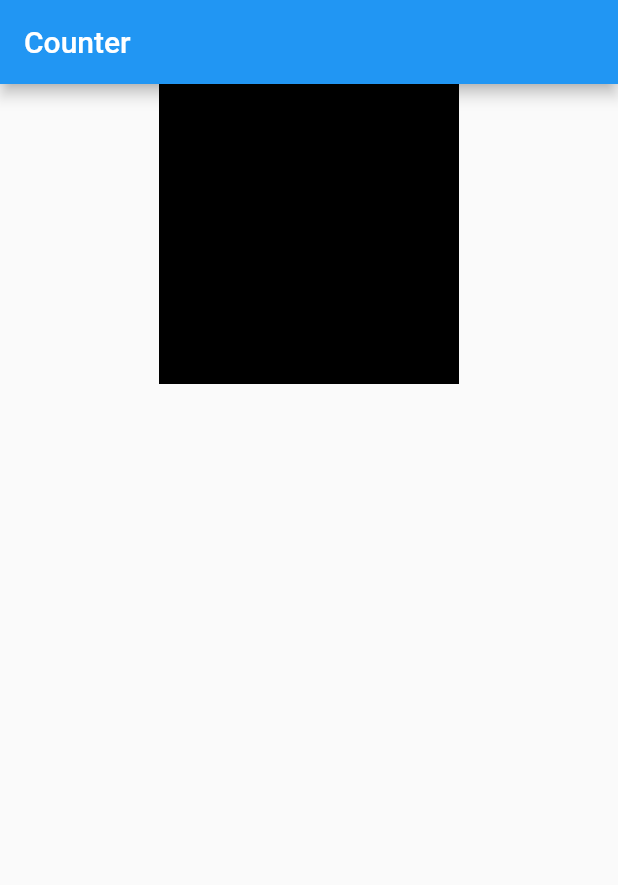
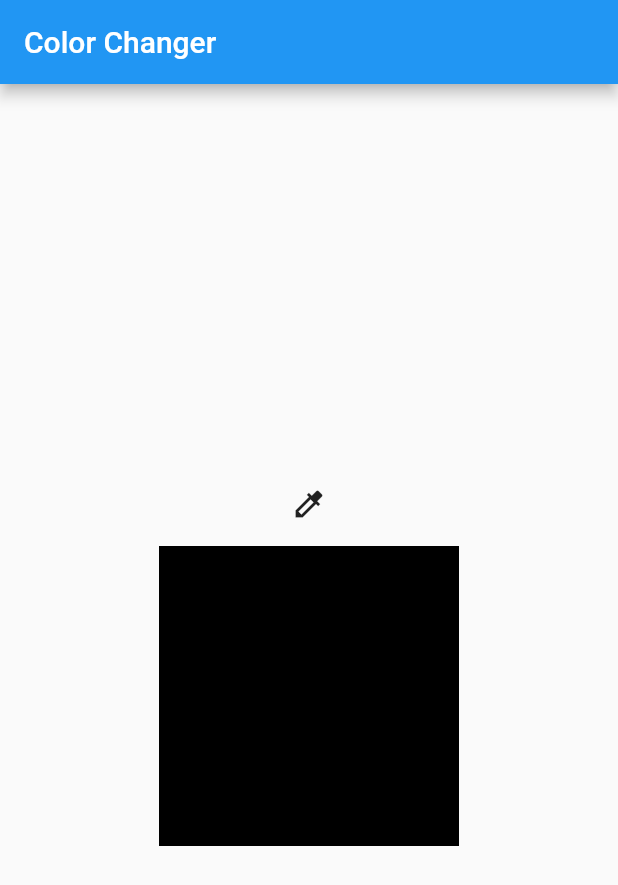
Before and after one commit to bath0ry/color_changer_cubit, a Flutter app: the screen it shows after launch, on a phone screen of 412 x 824 dp. Shown: the top 885 px of the screen. Run offline on Flutter 3.47's test engine with Material 2 defaults, Android fonts, the phone set to English and light mode, and no system bars; our stand-ins replace flutter_bloc.

Commit message:
add icon button colorized

```diff
--- a/lib/main.dart
+++ b/lib/main.dart
@@ -33,12 +33,13 @@ class MyHomePage extends StatelessWidget {
   Widget build(BuildContext context) {
     return Scaffold(
       appBar: AppBar(
-        title: Text("Counter"),
+        title: Text("Color Changer"),
       ),
-      body: Column(
-        children: [
-          Center(
-            child: BlocConsumer<ColorCubit, Color>(listener: (context, state) {
+      body: Center(
+        child: Column(
+          mainAxisAlignment: MainAxisAlignment.center,
+          children: [
+            BlocConsumer<ColorCubit, Color>(listener: (context, state) {
               if (state == Colors.purple) {
                 ScaffoldMessenger.of(context).showSnackBar(const SnackBar(
                   duration: Duration(milliseconds: 500),
@@ -53,15 +54,25 @@ class MyHomePage extends StatelessWidget {
             }, builder: (context, state) {
               return GestureDetector(
                 onTap: () => context.read<ColorCubit>().switchColor(),
-                child: Container(
-                  color: state,
-                  width: 200,
-                  height: 200,
+                child: Column(
+                  children: [
+                    IconButton(
+                        alignment: Alignment.topCenter,
+                        onPressed: () {
+                          context.read<ColorCubit>().switchColor();
+                        },
+                        icon: Icon(Icons.colorize)),
+                    Container(
+                      color: state,
+                      width: 200,
+                      height: 200,
+                    ),
+                  ],
                 ),
               );
             }),
-          ),
-        ],
+          ],
+        ),
       ),
     );
   }
```
